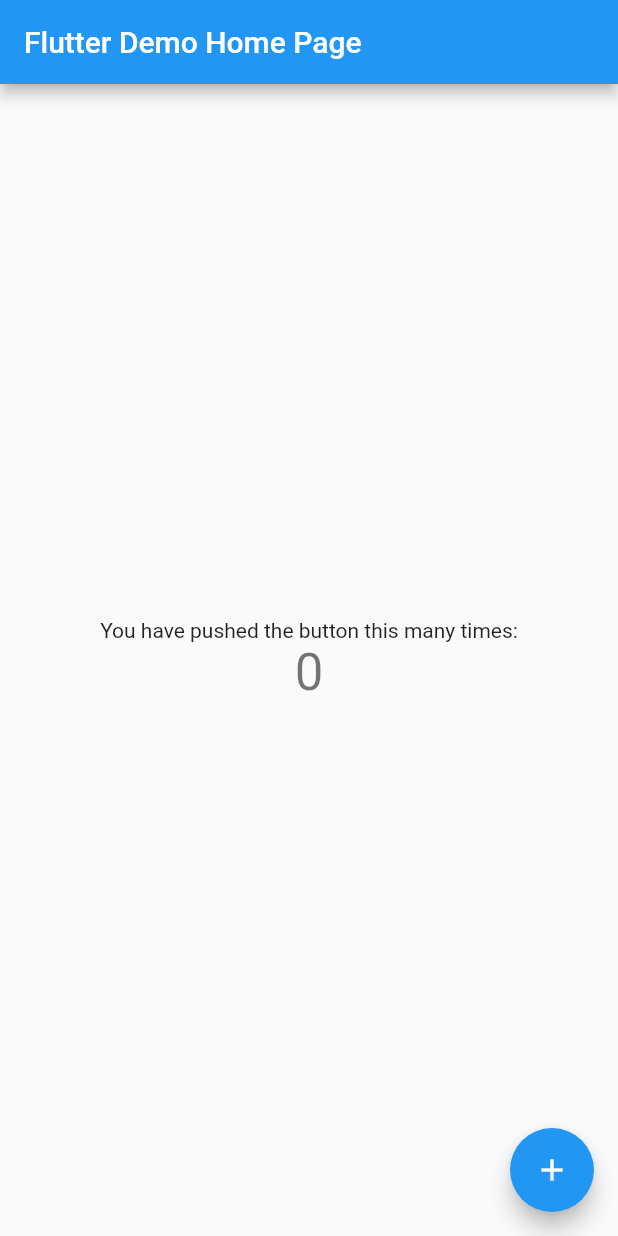
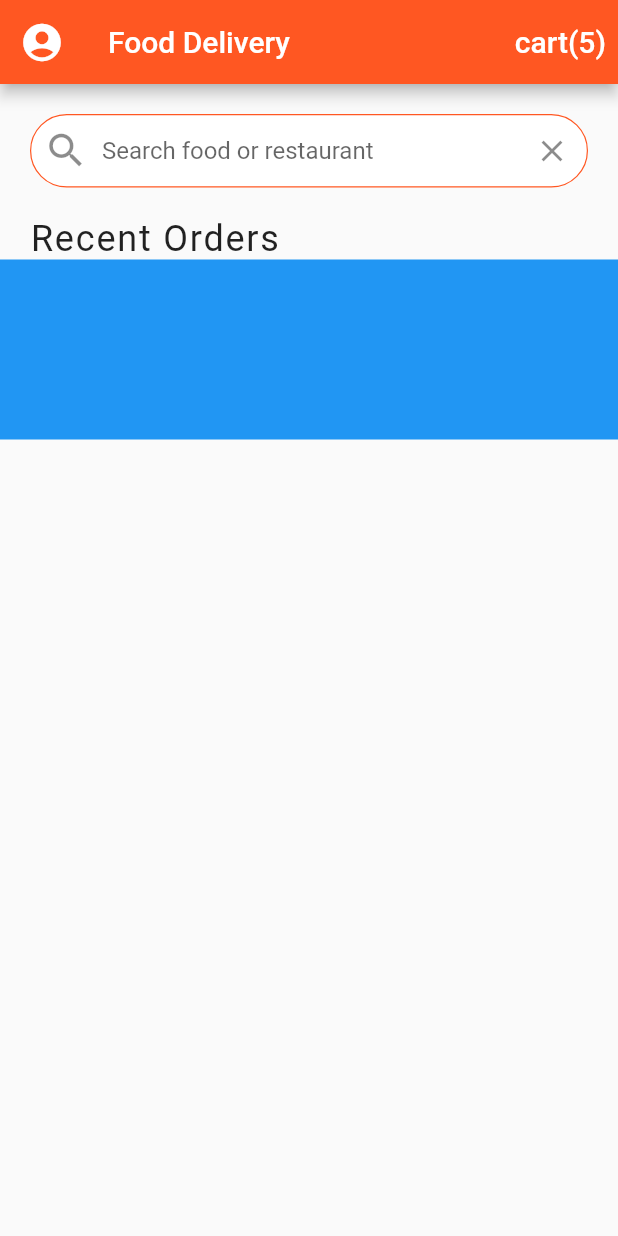
Before and after one commit to hardikothiya/food_del, a Flutter app: the screen it shows after launch, on a phone screen of 412 x 824 dp. Run offline on Flutter 3.47's test engine with Material 2 defaults, Android fonts, the phone set to English and light mode, and no system bars.

```diff
--- a/lib/main.dart
+++ b/lib/main.dart
@@ -1,4 +1,5 @@
 import 'package:flutter/material.dart';
+import 'package:food_del/screens/home_screen.dart';
 
 void main() {
   runApp(const MyApp());
@@ -7,109 +8,14 @@ void main() {
 class MyApp extends StatelessWidget {
   const MyApp({Key? key}) : super(key: key);
 
-  // This widget is the root of your application.
   @override
   Widget build(BuildContext context) {
     return MaterialApp(
-      title: 'Flutter Demo',
+      debugShowCheckedModeBanner: false,
+      title: 'Food Delivery App',
       theme: ThemeData(
-        // This is the theme of your application.
-        //
-        // Try running your application with "flutter run". You'll see the
-        // application has a blue toolbar. Then, without quitting the app, try
-        // changing the primarySwatch below to Colors.green and then invoke
-        // "hot reload" (press "r" in the console where you ran "flutter run",
-        // or simply save your changes to "hot reload" in a Flutter IDE).
-        // Notice that the counter didn't reset back to zero; the application
-        // is not restarted.
-        primarySwatch: Colors.blue,
-      ),
-      home: const MyHomePage(title: 'Flutter Demo Home Page'),
+          primarySwatch: Colors.deepOrange, backgroundColor: Colors.grey),
+      home: HomePage(),
     );
   }
 }
-
-class MyHomePage extends StatefulWidget {
-  const MyHomePage({Key? key, required this.title}) : super(key: key);
-
-  // This widget is the home page of your application. It is stateful, meaning
-  // that it has a State object (defined below) that contains fields that affect
-  // how it looks.
-
-  // This class is the configuration for the state. It holds the values (in this
-  // case the title) provided by the parent (in this case the App widget) and
-  // used by the build method of the State. Fields in a Widget subclass are
-  // always marked "final".
-
-  final String title;
-
-  @override
-  State<MyHomePage> createState() => _MyHomePageState();
-}
-
-class _MyHomePageState extends State<MyHomePage> {
-  int _counter = 0;
-
-  void _incrementCounter() {
-    setState(() {
-      // This call to setState tells the Flutter framework that something has
-      // changed in this State, which causes it to rerun the build method below
-      // so that the display can reflect the updated values. If we changed
-      // _counter without calling setState(), then the build method would not be
-      // called again, and so nothing would appear to happen.
-      _counter++;
-    });
-  }
-
-  @override
-  Widget build(BuildContext context) {
-    // This method is rerun every time setState is called, for instance as done
-    // by the _incrementCounter method above.
-    //
-    // The Flutter framework has been optimized to make rerunning build methods
-    // fast, so that you can just rebuild anything that needs updating rather
-    // than having to individually change instances of widgets.
-    return Scaffold(
-      appBar: AppBar(
-        // Here we take the value from the MyHomePage object that was created by
-        // the App.build method, and use it to set our appbar title.
-        title: Text(widget.title),
-      ),
-      body: Center(
-        // Center is a layout widget. It takes a single child and positions it
-        // in the middle of the parent.
-        child: Column(
-          // Column is also a layout widget. It takes a list of children and
-          // arranges them vertically. By default, it sizes itself to fit its
-          // children horizontally, and tries to be as tall as its parent.
-          //
-          // Invoke "debug painting" (press "p" in the console, choose the
-          // "Toggle Debug Paint" action from the Flutter Inspector in Android
-          // Studio, or the "Toggle Debug Paint" command in Visual Studio Code)
-          // to see the wireframe for each widget.
-          //
-          // Column has various properties to control how it sizes itself and
-          // how it positions its children. Here we use mainAxisAlignment to
-          // center the children vertically; the main axis here is the vertical
-          // axis because Columns are vertical (the cross axis would be
-          // horizontal).
-          mainAxisAlignment: MainAxisAlignment.center,
-          children: <Widget>[
-            const Text(
-              'You have pushed the button this many times:',
-            ),
-            Text(
-              '$_counter',
-              style: Theme.of(context).textTheme.headline4,
-            ),
-          ],
-        ),
-      ),
-      floatingActionButton: FloatingActionButton(
-        onPressed: _incrementCounter,
-        tooltip: 'Increment',
-        child: const Icon(Icons.add),
-      ), // This trailing comma makes auto-formatting nicer for build methods.
-    );
-  }
-}
--- /dev/null
+++ b/lib/screens/home_screen.dart
@@ -0,0 +1,69 @@
+import 'package:flutter/cupertino.dart';
+import 'package:flutter/material.dart';
+import 'package:food_del/data/data.dart';
+import 'package:food_del/widgets/recent_orders.dart';
+
+class HomePage extends StatefulWidget {
+  const HomePage({Key? key}) : super(key: key);
+
+  @override
+  _HomePageState createState() => _HomePageState();
+}
+
+class _HomePageState extends State<HomePage> {
+  @override
+  Widget build(BuildContext context) {
+    return Scaffold(
+      appBar: AppBar(
+        leading: IconButton(
+          icon: Icon(
+            Icons.account_circle,
+            size: 30,
+          ),
+          onPressed: () {},
+        ),
+        title: Text('Food Delivery'),
+        actions: [
+          TextButton(
+            onPressed: () {
+              print('cart pressed');
+            },
+            child: Text('cart(${currentUser.cart.length})',
+                style: TextStyle(color: Colors.white, fontSize: 20)),
+          )
+        ],
+      ),
+      body: ListView(
+        children: [
+          Padding(
+            padding: EdgeInsets.all(20.0),
+            child: TextField(
+              decoration: InputDecoration(
+                fillColor: Colors.white,
+                filled: true,
+                hintText: 'Search food or restaurant',
+                contentPadding: EdgeInsets.symmetric(vertical: 15.0),
+                border: OutlineInputBorder(
+                    borderSide: BorderSide(width: 0.8),
+                    borderRadius: BorderRadius.circular(30.0)),
+                enabledBorder: OutlineInputBorder(
+                    borderSide: BorderSide(
+                        width: 0.8, color: Theme.of(context).primaryColor),
+                    borderRadius: BorderRadius.circular(30.0)),
+                prefixIcon: const Icon(
+                  Icons.search,
+                  size: 30,
+                ),
+                suffixIcon: IconButton(
+                  icon: Icon(Icons.clear),
+                  onPressed: () {},
+                ),
+              ),
+            ),
+          ),
+          RecentOrders(),
+        ],
+      ),
+    );
+  }
+}
--- /dev/null
+++ b/lib/widgets/recent_orders.dart
@@ -0,0 +1,29 @@
+import 'package:flutter/cupertino.dart';
+import 'package:flutter/material.dart';
+
+class RecentOrders extends StatelessWidget {
+  const RecentOrders({Key? key}) : super(key: key);
+
+  @override
+  Widget build(BuildContext context) {
+    return Column(
+      crossAxisAlignment: CrossAxisAlignment.start,
+      children: [
+        Padding(
+          padding: EdgeInsets.symmetric(horizontal: 20.0),
+          child: Text(
+            'Recent Orders',
+            style: TextStyle(
+                fontSize: 24.0,
+                fontWeight: FontWeight.w400,
+                letterSpacing: 1.2),
+          ),
+        ),
+        Container(
+          height: 120.0,
+          color: Colors.blue,
+        )
+      ],
+    );
+  }
+}
```
